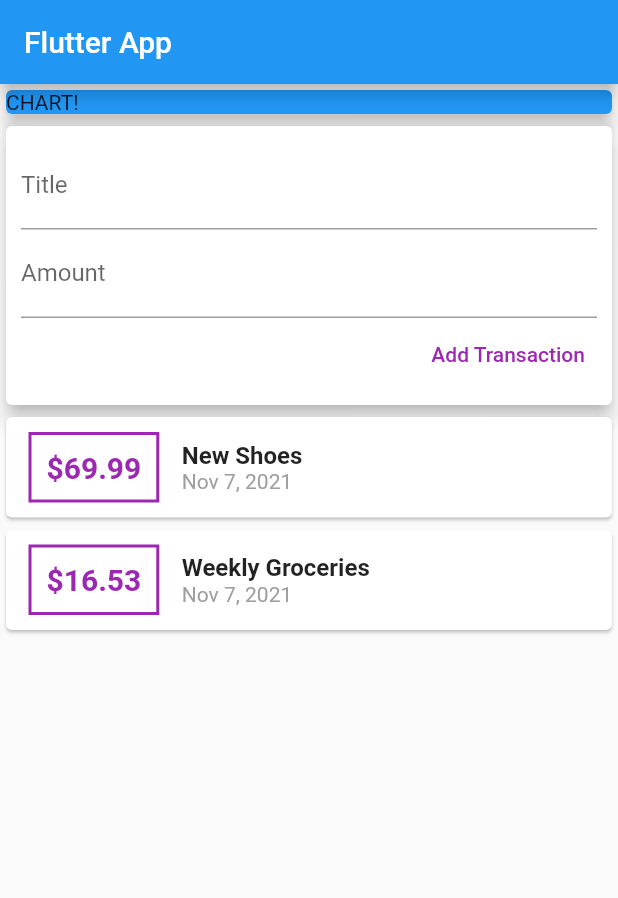
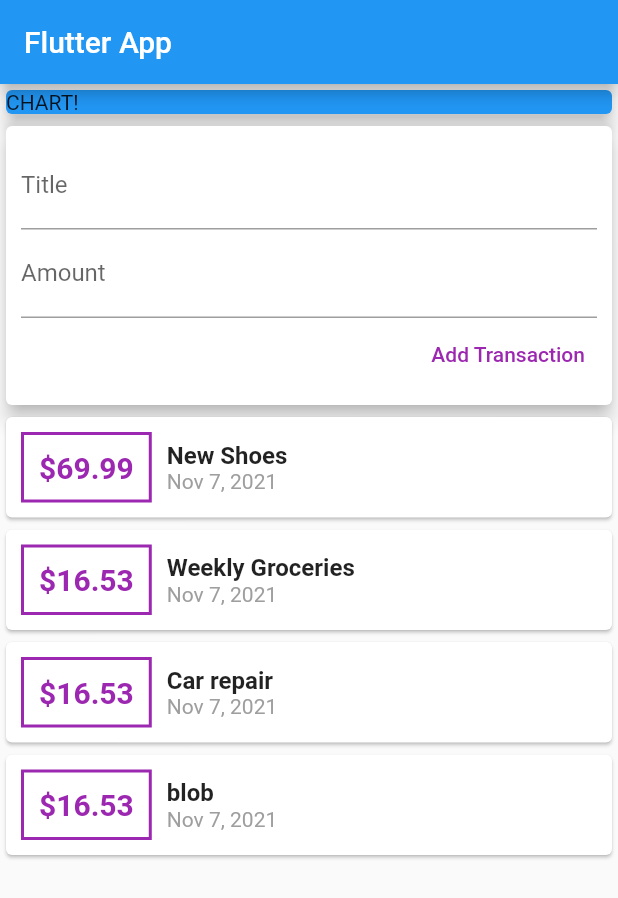
Before and after one commit to aziizmadhi/personal_expenses, a Flutter app: the screen it shows after launch, after a tap on "Add Transaction", on a phone screen of 412 x 824 dp. Shown: the top 898 px of the screen. Run offline on Flutter 3.47's test engine with Material 2 defaults, Android fonts, the phone set to English and light mode, and no system bars.

Commit message:
up to 91 in the course

```diff
--- a/lib/main.dart
+++ b/lib/main.dart
@@ -17,8 +17,8 @@ class MyApp extends StatelessWidget {
 class MyHomePage extends StatelessWidget {
   // String titleInput;
   // String amountInput;
-  final titleController = TextEditingController();
-  final amountController = TextEditingController();
+  // final titleController = TextEditingController();
+  // final amountController = TextEditingController();
 
   @override
   Widget build(BuildContext context) {
@@ -26,9 +26,11 @@ class MyHomePage extends StatelessWidget {
       appBar: AppBar(
         title: Text('Flutter App'),
       ),
-      body: Column(
+      body: SingleChildScrollView(
+        child: Column(
           // mainAxisAlignment: MainAxisAlignment.start, //~ Where the cards are placed 'Vertically'
-        crossAxisAlignment: CrossAxisAlignment.stretch, //~ Where the cards are placed 'Horizontally' and thier width
+          crossAxisAlignment: CrossAxisAlignment
+              .stretch, //~ Where the cards are placed 'Horizontally' and thier width
 
           children: <Widget>[
             Container(
@@ -42,6 +44,7 @@ class MyHomePage extends StatelessWidget {
             UserTransactions()
           ],
         ),
+      ),
     );
   }
 }
--- a/lib/widgets/new_transaction.dart
+++ b/lib/widgets/new_transaction.dart
@@ -5,7 +5,25 @@ class NewTransaction extends StatelessWidget {
   final titleController = TextEditingController();
   final amountController = TextEditingController();
 
-  NewTransaction(this.addTx); //~ Accepts the privet function passing from "user_transactions"
+  NewTransaction(
+      this.addTx); //~ Accepts the privet function passing from "user_transactions"
+
+  void onSubmit() {
+    final titleText = titleController.text;
+    final dAmount = double.parse(amountController.text);
+
+    print("object");
+
+    if (titleText.isEmpty || dAmount <= 0) {
+      print("null values");
+      return;
+    }
+
+    addTx(
+      titleText,
+      dAmount,
+    );
+  }
 
   @override
   Widget build(BuildContext context) {
@@ -19,23 +37,23 @@ class NewTransaction extends StatelessWidget {
             TextField(
               decoration: InputDecoration(labelText: 'Title'),
               controller: titleController,
+              onSubmitted: (_) => onSubmit(),
             ),
             TextField(
               decoration: InputDecoration(labelText: 'Amount'),
               controller: amountController,
-              // onChanged: (val) => amountInput = val,
+              keyboardType: TextInputType.numberWithOptions(decimal: true),
+              //* "numberWithOptions(decimal: true)" so the IOS shows a decimal button
+              onSubmitted: (_) => onSubmit(),
+              //~ "(_)" means i 'the dev' get the data but i don't use it
             ),
             TextButton(
               child: Text('Add Transaction'),
               style: TextButton.styleFrom(primary: Colors.purple),
               onPressed: () {
-                addTx(
-                  titleController.text,
-                  double.parse(amountController.text),
-                );
+                onSubmit(); //! According to the tut this should not work it should be "onSubmit;"
               },
               //~ onPress send titleCon.. and amountCon.. to addNewTransaction function from "user_trans.." class
-
             ),
           ],
         ),
--- a/lib/widgets/transaction_list.dart
+++ b/lib/widgets/transaction_list.dart
@@ -1,3 +1,5 @@
+import 'dart:ui';
+
 import 'package:flutter/material.dart';
 import 'package:intl/intl.dart';
 
@@ -6,19 +8,21 @@ import '../models/transaction.dart';
 class TransactionList extends StatelessWidget {
   final List<Transaction> transactions;
 
-  TransactionList(this.transactions);
+  TransactionList(this.transactions); //~ this prepares the data to be recived
 
   @override
   Widget build(BuildContext context) {
-    return Column(
-      children: transactions.map((tx) {
+    return Container(
+      height: 300,
+      child: ListView.builder(
+        itemBuilder: (ctx, index) {
           return Card(
             child: Row(
               children: <Widget>[
                 Container(
                   margin: EdgeInsets.symmetric(
                     vertical: 10,
-                  horizontal: 15,
+                    horizontal: 10,
                   ),
                   decoration: BoxDecoration(
                     border: Border.all(
@@ -28,7 +32,7 @@ class TransactionList extends StatelessWidget {
                   ),
                   padding: EdgeInsets.all(10),
                   child: Text(
-                  '\$'+tx.amount.toString(),
+                    '\$' + transactions[index].amount.toStringAsFixed(2),
                     style: TextStyle(
                       fontWeight: FontWeight.bold,
                       fontSize: 20,
@@ -40,14 +44,14 @@ class TransactionList extends StatelessWidget {
                   crossAxisAlignment: CrossAxisAlignment.start,
                   children: <Widget>[
                     Text(
-                    tx.title,
+                      transactions[index].title,
                       style: TextStyle(
                         fontSize: 16,
                         fontWeight: FontWeight.bold,
                       ),
                     ),
                     Text(
-                    DateFormat.yMMMd().format(tx.date),
+                      DateFormat.yMMMd().format(transactions[index].date),
                       style: TextStyle(
                         color: Colors.grey,
                       ),
@@ -57,7 +61,9 @@ class TransactionList extends StatelessWidget {
               ],
             ),
           );
-      }).toList(),
+        },
+        itemCount: transactions.length,
+      ),
     );
   }
 }
--- a/lib/widgets/user_transactions.dart
+++ b/lib/widgets/user_transactions.dart
@@ -23,6 +23,48 @@ class _UserTransactionsState extends State<UserTransactions> {
       amount: 16.53,
       date: DateTime.now(),
     ),
+    Transaction(
+      id: '1213',
+      title: 'Car repair',
+      amount: 16.53,
+      date: DateTime.now(),
+    ),
+    Transaction(
+      id: '1213',
+      title: 'blob',
+      amount: 16.53,
+      date: DateTime.now(),
+    ),
+    Transaction(
+      id: '1213',
+      title: 'ter',
+      amount: 16.53,
+      date: DateTime.now(),
+    ),
+    Transaction(
+      id: '1213',
+      title: 'erw Groceries',
+      amount: 16.53,
+      date: DateTime.now(),
+    ),
+    Transaction(
+      id: '1213',
+      title: 'Weekly rwe',
+      amount: 16.53,
+      date: DateTime.now(),
+    ),
+    Transaction(
+      id: '1213',
+      title: 'sdd Groceries',
+      amount: 16.53,
+      date: DateTime.now(),
+    ),
+    Transaction(
+      id: '1213',
+      title: 'hdd Groceries',
+      amount: 16.53,
+      date: DateTime.now(),
+    ),
   ];
 
   void _addNewTransaction(String txTitle, double txAmount) {
@@ -43,8 +85,8 @@ class _UserTransactionsState extends State<UserTransactions> {
     return Column(
       children: <Widget>[
         NewTransaction(_addNewTransaction),
-        TransactionList(_userTransactions),//~ pass _userTransaction to "new_transactions" class
-        //! Honstly im totaly lost on this one
+        TransactionList(
+            _userTransactions), //~ pass _userTransaction to "new_transactions" class
       ],
     );
   }
```
Also changed, not shown: 1 other file. Lines whose indentation alone changed are shown as unchanged.
